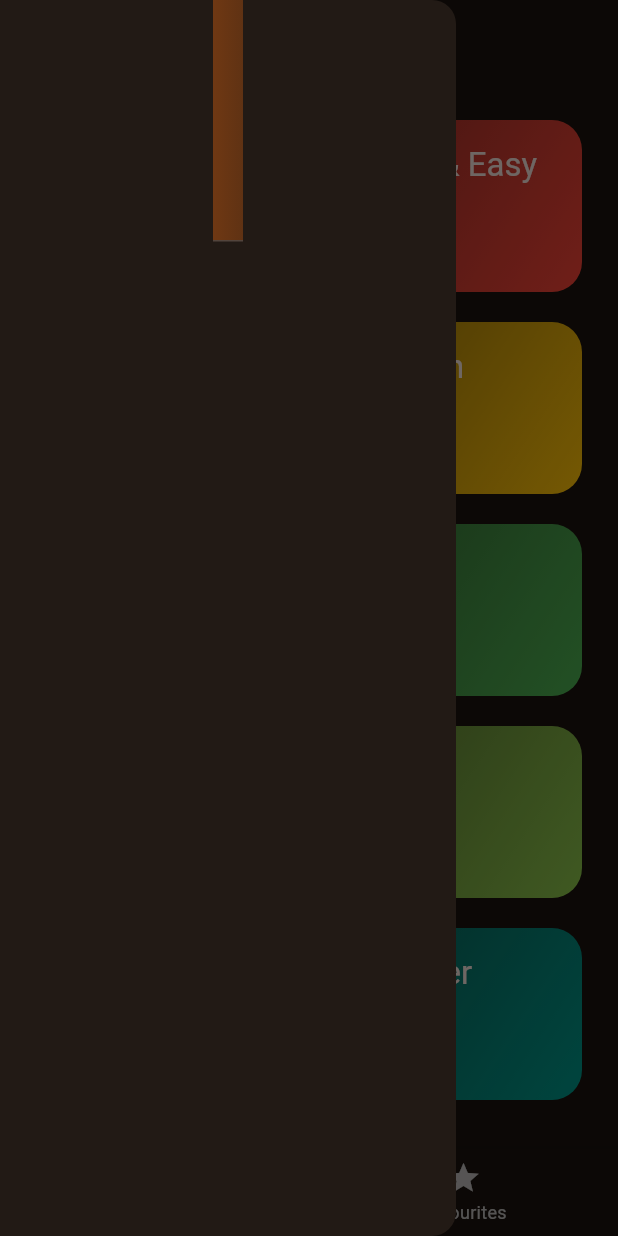
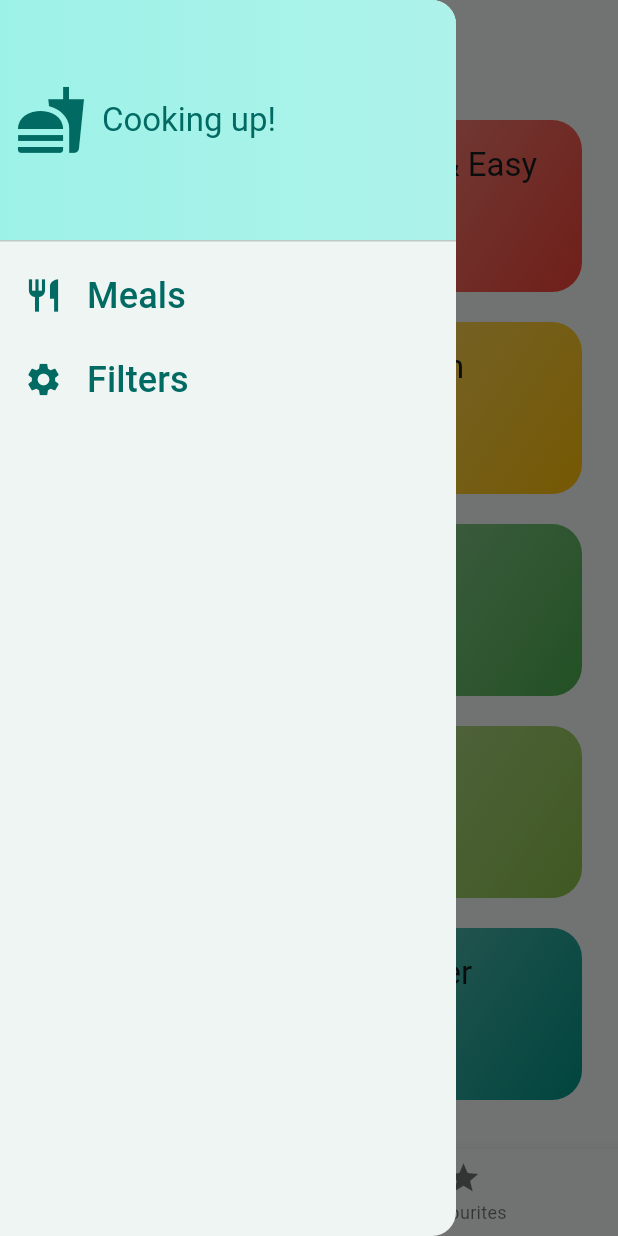
Before and after one commit to AndreiChristian/Flutter, a Flutter app: the screen it shows after launch, with the side drawer open, on a phone screen of 412 x 824 dp. Run offline on Flutter 3.47's test engine with Material 2 defaults, Android fonts, the phone set to English and light mode, and no system bars; our stand-ins replace transparent_image; missing offline and left inert: dart:ffi.

Commit message:
working on the sidedrawer

```diff
--- a/todo_app/lib/main.dart
+++ b/todo_app/lib/main.dart
@@ -5,9 +5,7 @@ import 'package:todo_app/screens/tabs.dart';
 final theme = ThemeData(
   useMaterial3: true,
   colorScheme: ColorScheme.fromSeed(
-    brightness: Brightness.dark,
-    seedColor: const Color.fromARGB(255, 131, 57, 0),
-  ),
+      brightness: Brightness.light, seedColor: Colors.teal.shade300),
 );
 
 void main() {
--- a/todo_app/lib/screens/tabs.dart
+++ b/todo_app/lib/screens/tabs.dart
@@ -47,6 +47,13 @@ class _TabsStateScreen extends State<TabsScreen> {
     });
   }
 
+  void _setScreen(String indentifer) {
+    if (indentifer == "filters") {
+    } else {
+      Navigator.of(context).pop();
+    }
+  }
+
   @override
   Widget build(BuildContext context) {
     Widget _activeScreen = CategoriesScreen(
@@ -66,7 +73,7 @@ class _TabsStateScreen extends State<TabsScreen> {
       appBar: AppBar(
         title: Text(activePageTitle),
       ),
-      drawer: const MainDrawer(),
+      drawer: MainDrawer(onSelectScreen: _setScreen),
       body: _activeScreen,
       bottomNavigationBar: BottomNavigationBar(
         currentIndex: _selectedIndex,
--- a/todo_app/lib/widgets/main_drawer.dart
+++ b/todo_app/lib/widgets/main_drawer.dart
@@ -1,26 +1,82 @@
+import 'dart:ffi';
+
 import 'package:flutter/material.dart';
-import 'package:flutter/widgets.dart';
 
 class MainDrawer extends StatelessWidget {
-  const MainDrawer({super.key});
+  const MainDrawer({super.key, required this.onSelectScreen});
+
+  final void Function(String indentifier) onSelectScreen;
 
   @override
   Widget build(BuildContext context) {
     return Drawer(
-      child: Column(children: [
+      child: Column(
+        children: [
           DrawerHeader(
             padding: const EdgeInsets.all(10),
             decoration: BoxDecoration(
               gradient: LinearGradient(
                 colors: [
                   Theme.of(context).colorScheme.primaryContainer,
-                Theme.of(context).colorScheme.primaryContainer.withOpacity(0.8),
+                  Theme.of(context)
+                      .colorScheme
+                      .primaryContainer
+                      .withOpacity(0.8),
                 ],
               ),
             ),
-          child: const Text(""),
+            child: Row(
+              children: [
+                Icon(
+                  Icons.fastfood,
+                  size: 48,
+                  color: Theme.of(context).colorScheme.primary,
+                ),
+                const SizedBox(
+                  width: 10,
+                ),
+                Text(
+                  "Cooking up!",
+                  style: Theme.of(context)
+                      .textTheme
+                      .titleLarge!
+                      .copyWith(color: Theme.of(context).colorScheme.primary),
                 )
-      ]),
+              ],
+            ),
+          ),
+          ListTile(
+            leading: Icon(
+              Icons.restaurant,
+              size: 26,
+              color: Theme.of(context).colorScheme.primary,
+            ),
+            title: Text(
+              "Meals",
+              style: Theme.of(context).textTheme.titleSmall!.copyWith(
+                  color: Theme.of(context).colorScheme.primary, fontSize: 24),
+            ),
+            onTap: () {
+              onSelectScreen("meals");
+            },
+          ),
+          ListTile(
+            leading: Icon(
+              Icons.settings,
+              size: 26,
+              color: Theme.of(context).colorScheme.primary,
+            ),
+            title: Text(
+              "Filters",
+              style: Theme.of(context).textTheme.titleSmall!.copyWith(
+                  color: Theme.of(context).colorScheme.primary, fontSize: 24),
+            ),
+            onTap: () {
+              onSelectScreen("filters");
+            },
+          ),
+        ],
+      ),
     );
   }
 }
```
Lines whose indentation alone changed are shown as unchanged.
